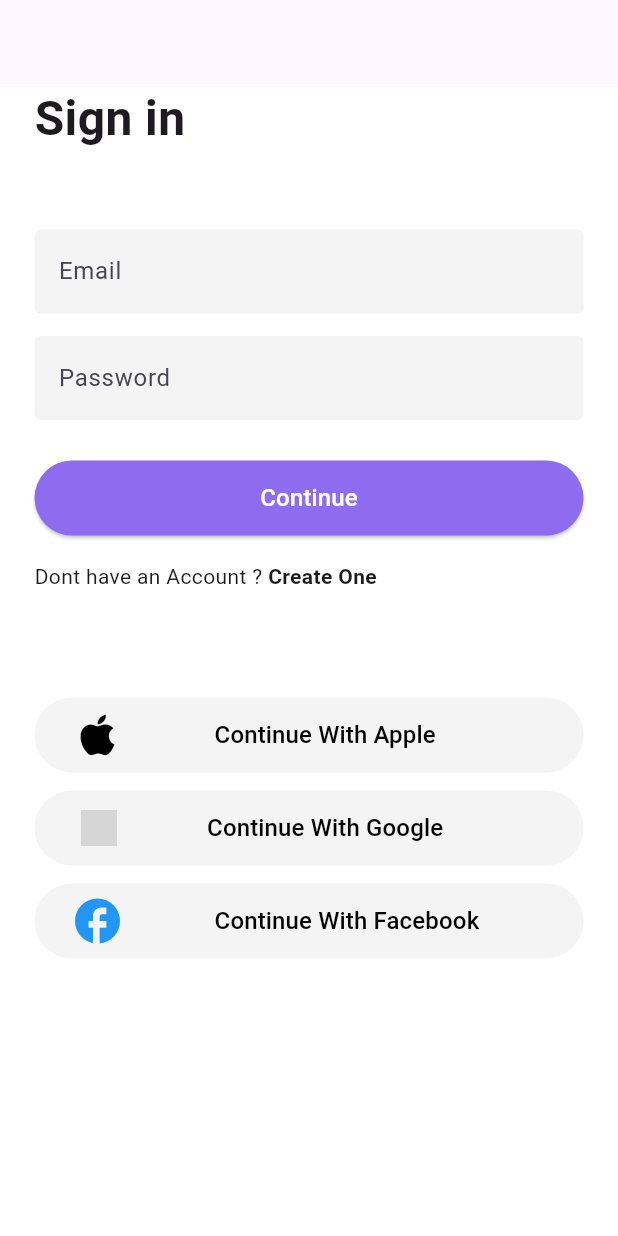
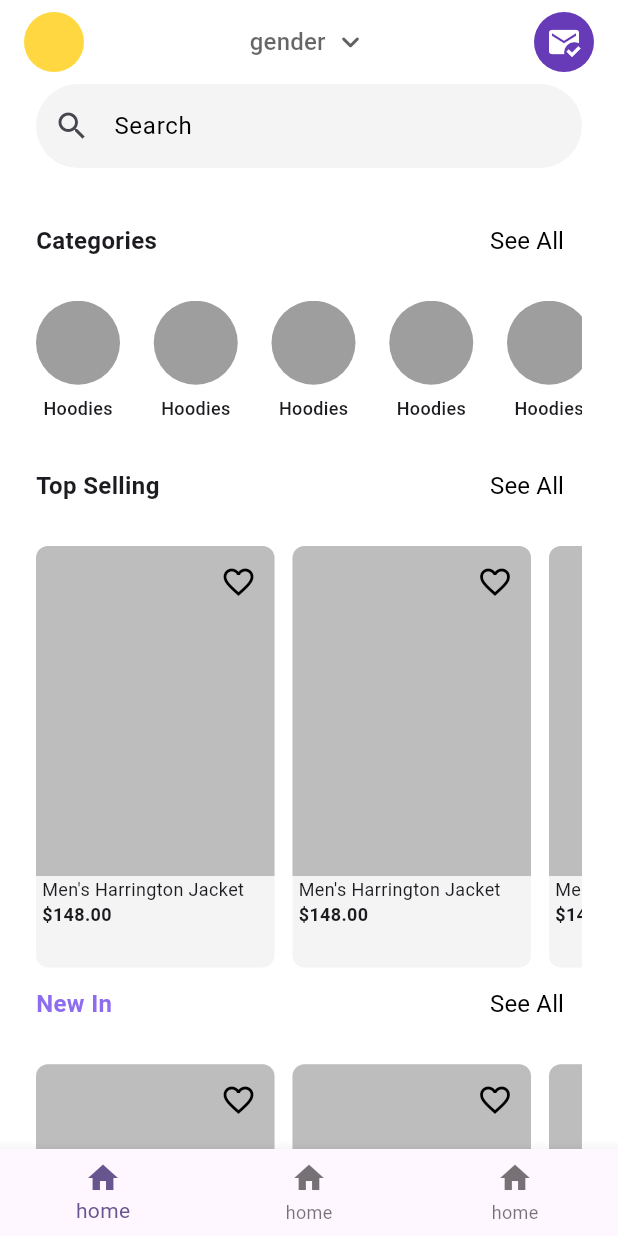
Before and after one commit to B1T-s1mple/project_clot, a Flutter app: the screen it shows after launch, on a phone screen of 412 x 824 dp. Run offline on Flutter 3.47's test engine with Material 3 defaults, Android fonts, the phone set to English and light mode, and no system bars; grey boxes are pictures that could not be loaded.

Commit message:
home screens ready 3 screens

```diff
--- a/lib/features/auth/presentation/widgets/primary_button.dart
+++ b/lib/features/auth/presentation/widgets/primary_button.dart
@@ -30,6 +30,5 @@ class PrimaryButton extends StatelessWidget {
         ),
       ),
     );
-
   }
 }
--- /dev/null
+++ b/lib/features/home/presentation/pages/home_first_page.dart
@@ -0,0 +1,353 @@
+import 'package:flutter/material.dart';
+import 'package:scot/core/constants/color/app_color.dart';
+import 'package:scot/features/home/presentation/pages/home_categories_page.dart';
+
+class HomeFirstPage extends StatefulWidget {
+  const HomeFirstPage({super.key});
+
+  @override
+  State<HomeFirstPage> createState() => _HomeFirstPageState();
+}
+
+class _HomeFirstPageState extends State<HomeFirstPage> {
+  String? yosh;
+
+  @override
+  Widget build(BuildContext context) {
+    return Scaffold(
+      appBar: AppBar(
+        backgroundColor: Colors.white,
+
+        surfaceTintColor: Colors.white,
+        title: Row(
+          mainAxisAlignment: .spaceBetween,
+          children: [
+            CircleAvatar(radius: 20, backgroundColor: Colors.amberAccent),
+            DropdownButton<String>(
+              dropdownColor: AppColor.secondaryColors,
+              focusColor: AppColor.secondaryColors,
+
+              borderRadius: BorderRadius.circular(20),
+              underline: const SizedBox(),
+              icon: Icon(Icons.keyboard_arrow_down_rounded),
+              value: yosh,
+              hint: Text('gender'),
+              items: [
+                DropdownMenuItem(value: 'Men', child: Text('Men')),
+                DropdownMenuItem(value: 'Woman', child: Text('Woman')),
+              ],
+              onChanged: (value) {
+                setState(() {
+                  yosh = value;
+                });
+              },
+            ),
+            CircleAvatar(
+              radius: 20,
+              backgroundColor: Colors.deepPurple,
+              child: Icon(Icons.mark_email_read, color: Colors.white),
+            ),
+          ],
+        ),
+      ),
+      body: Expanded(
+        child: SingleChildScrollView(
+          child: Padding(
+            padding: const EdgeInsets.symmetric(horizontal: 24),
+            child: Column(
+              children: [
+                TextFormField(
+                  decoration: InputDecoration(
+                    prefixIcon: Icon(Icons.search),
+                    fillColor: AppColor.secondaryColors,
+                    filled: true,
+                    hintText: 'Search',
+                    hintStyle: TextStyle(color: Colors.black),
+                    border: OutlineInputBorder(
+                      borderRadius: BorderRadius.circular(100),
+                      borderSide: BorderSide.none,
+                    ),
+                  ),
+                ),
+                SizedBox(height: 24.5),
+                Row(
+                  mainAxisAlignment: .spaceBetween,
+                  children: [
+                    Text(
+                      'Categories',
+                      style: TextStyle(
+                        fontSize: 16,
+                        fontWeight: FontWeight.w700,
+                      ),
+                    ),
+                    TextButton(
+                      onPressed: () {
+                        Navigator.push(
+                          context,
+                          MaterialPageRoute(
+                            builder: (context) => HomeCategoriesPage(),
+                          ),
+                        );
+                      },
+                      child: Text(
+                        'See All',
+                        style: TextStyle(
+                          fontSize: 16,
+                          color: Colors.black,
+                          fontWeight: FontWeight.w400,
+                        ),
+                      ),
+                    ),
+                  ],
+                ),
+                SizedBox(height: 16),
+                SizedBox(
+                  height: 83,
+                  child: ListView.separated(
+                    scrollDirection: Axis.horizontal,
+                    itemCount: 6,
+                    itemBuilder: (context, index) {
+                      return Column(
+                        children: [
+                          CircleAvatar(
+                            radius: 28,
+                            backgroundColor: Colors.grey,
+                          ),
+                          SizedBox(height: 7),
+                          Text(
+                            'Hoodies',
+                            style: TextStyle(
+                              fontSize: 12,
+                              fontWeight: FontWeight.w500,
+                            ),
+                          ),
+                        ],
+                      );
+                    },
+                    separatorBuilder: (BuildContext context, int index) {
+                      return SizedBox(width: 22.5);
+                    },
+                  ),
+                ),
+                SizedBox(height: 16),
+
+                Row(
+                  mainAxisAlignment: .spaceBetween,
+                  children: [
+                    Text(
+                      'Top Selling',
+                      style: TextStyle(
+                        fontSize: 16,
+                        fontWeight: FontWeight.w700,
+                      ),
+                    ),
+                    TextButton(
+                      onPressed: () {},
+                      child: Text(
+                        'See All',
+                        style: TextStyle(
+                          fontSize: 16,
+                          color: Colors.black,
+                          fontWeight: FontWeight.w400,
+                        ),
+                      ),
+                    ),
+                  ],
+                ),
+                SizedBox(height: 16.5),
+
+                SizedBox(
+                  height: 281,
+                  child: ListView.separated(
+                    scrollDirection: Axis.horizontal,
+                    itemBuilder: (context, index) {
+                      return Column(
+                        children: [
+                          Container(
+                            width: 159,
+                            height: 281,
+                            decoration: BoxDecoration(
+                              color: AppColor.secondaryColors,
+                              borderRadius: BorderRadius.circular(8),
+                            ),
+                            child: Column(
+                              children: [
+                                Container(
+                                  width: 159,
+                                  height: 220,
+                                  decoration: BoxDecoration(
+                                    color: Colors.grey.shade400,
+
+                                    borderRadius: BorderRadius.only(
+                                      topLeft: Radius.circular(8),
+                                      topRight: Radius.circular(8),
+                                    ),
+                                  ),
+                                  child: Column(
+                                    children: [
+                                      Row(
+                                        mainAxisAlignment: .end,
+                                        children: [
+                                          IconButton(
+                                            onPressed: () {},
+                                            icon: Icon(
+                                              Icons.favorite_border,
+                                              color: Colors.black,
+                                            ),
+                                          ),
+                                        ],
+                                      ),
+                                    ],
+                                  ),
+                                ),
+                                Row(
+                                  children: [
+                                    SizedBox(width: 4),
+                                    Text(
+                                      "Men's Harrington Jacket",
+                                      style: TextStyle(fontSize: 12),
+                                    ),
+                                  ],
+                                ),
+                                Row(
+                                  children: [
+                                    SizedBox(width: 4),
+                                    Text(
+                                      "\$148.00",
+                                      style: TextStyle(
+                                        fontSize: 12,
+                                        fontWeight: FontWeight.w700,
+                                      ),
+                                    ),
+                                  ],
+                                ),
+                              ],
+                            ),
+                          ),
+                        ],
+                      );
+                    },
+
+                    separatorBuilder: (context, index) {
+                      return SizedBox(width: 12);
+                    },
+                    itemCount: 3,
+                  ),
+                ),
+                Row(
+                  mainAxisAlignment: .spaceBetween,
+                  children: [
+                    Text(
+                      'New In',
+                      style: TextStyle(
+                        fontSize: 16,
+                        color: AppColor.primaryColors,
+                        fontWeight: FontWeight.w700,
+                      ),
+                    ),
+                    TextButton(
+                      onPressed: () {},
+                      child: Text(
+                        'See All',
+                        style: TextStyle(
+                          fontSize: 16,
+                          color: Colors.black,
+                          fontWeight: FontWeight.w400,
+                        ),
+                      ),
+                    ),
+                  ],
+                ),
+                SizedBox(height: 16.5),
+                SizedBox(
+                  height: 281,
+                  child: ListView.separated(
+                    scrollDirection: Axis.horizontal,
+                    itemBuilder: (context, index) {
+                      return Column(
+                        children: [
+                          Container(
+                            width: 159,
+                            height: 281,
+                            decoration: BoxDecoration(
+                              color: AppColor.secondaryColors,
+                              borderRadius: BorderRadius.circular(8),
+                            ),
+                            child: Column(
+                              children: [
+                                Container(
+                                  width: 159,
+                                  height: 220,
+                                  decoration: BoxDecoration(
+                                    color: Colors.grey.shade400,
+
+                                    borderRadius: BorderRadius.only(
+                                      topLeft: Radius.circular(8),
+                                      topRight: Radius.circular(8),
+                                    ),
+                                  ),
+                                  child: Column(
+                                    children: [
+                                      Row(
+                                        mainAxisAlignment: .end,
+                                        children: [
+                                          IconButton(
+                                            onPressed: () {},
+                                            icon: Icon(
+                                              Icons.favorite_border,
+                                              color: Colors.black,
+                                            ),
+                                          ),
+                                        ],
+                                      ),
+                                    ],
+                                  ),
+                                ),
+                                Row(
+                                  children: [
+                                    SizedBox(width: 4),
+                                    Text(
+                                      "Men's Harrington Jacket",
+                                      style: TextStyle(fontSize: 12),
+                                    ),
+                                  ],
+                                ),
+                                Row(
+                                  children: [
+                                    SizedBox(width: 4),
+                                    Text(
+                                      "\$148.00",
+                                      style: TextStyle(
+                                        fontSize: 12,
+                                        fontWeight: FontWeight.w700,
+                                      ),
+                                    ),
+                                  ],
+                                ),
+                              ],
+                            ),
+                          ),
+                        ],
+                      );
+                    },
+                    separatorBuilder: (context, index) {
+                      return SizedBox(width: 12);
+                    },
+                    itemCount: 3,
+                  ),
+                ),
+              ],
+            ),
+          ),
+        ),
+      ),
+      bottomNavigationBar: BottomNavigationBar(
+        items: [
+          BottomNavigationBarItem(icon: Icon(Icons.home), label: 'home'),
+          BottomNavigationBarItem(icon: Icon(Icons.home), label: 'home'),
+          BottomNavigationBarItem(icon: Icon(Icons.home), label: 'home'),
+        ],
+      ),
+    );
+  }
+}
--- a/lib/main.dart
+++ b/lib/main.dart
@@ -1,5 +1,5 @@
 import 'package:flutter/material.dart';
-import 'package:scot/features/auth/presentation/page/first_page.dart';
+import 'package:scot/features/home/presentation/pages/home_first_page.dart';
 
 void main() {
   runApp(const MyApp());
@@ -11,7 +11,7 @@ class MyApp extends StatelessWidget {
   @override
   Widget build(BuildContext context) {
     return MaterialApp(
-      home: FirstPage(),
+      home: HomeFirstPage(),
 
       debugShowCheckedModeBanner: false,
       title: 'Flutter Demo',
```
Also changed, not shown: lib/features/home/presentation/pages/home_categories_page.dart (added, +78 -0 lines), lib/features/home/presentation/pages/home_products_page.dart (added, +118 -0 lines).
